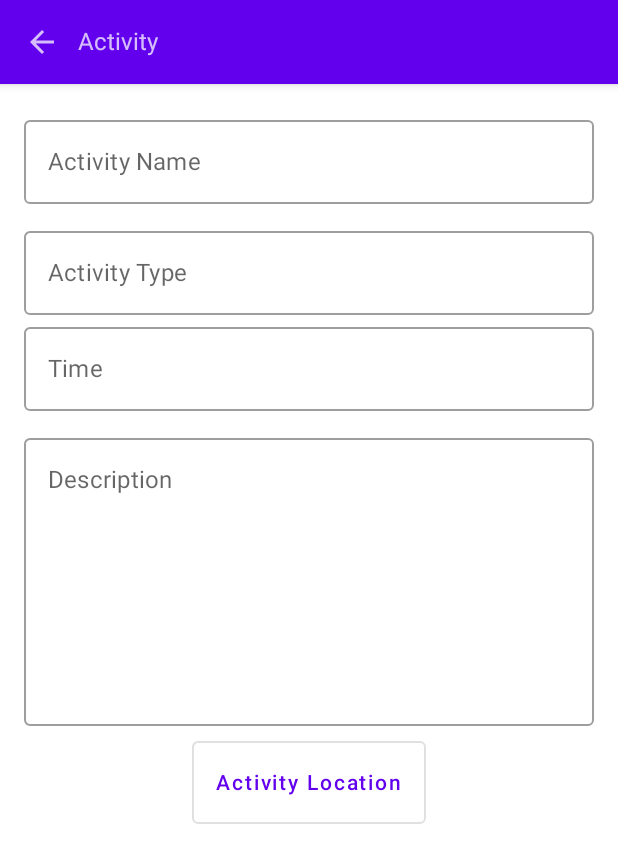
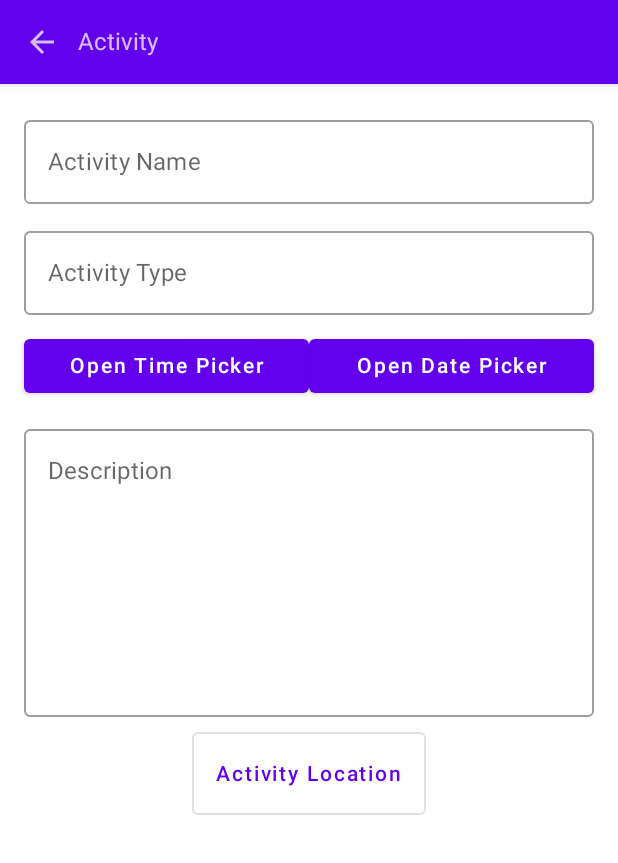
Before and after one commit to Desconden/homework, an Android app built with Jetpack Compose: the Activity screen opened through its navigation route, on a phone screen of 412 x 824 dp. Shown: the top 863 px of the screen. Run offline under Robolectric (Android 15) with nearby library versions, the phone set to English and light mode, and no system bars; our stand-ins replace Room's generated code, accompanist; 5 statements that could not run were skipped.

Commit message:
HW 2 Update

```diff
--- a/app/src/main/java/com/example/homework/data/entity/Activity.kt
+++ b/app/src/main/java/com/example/homework/data/entity/Activity.kt
@@ -12,7 +12,7 @@ data class Activity(
         @ColumnInfo(name = "activity_Category") var activityCategory: String,
         @ColumnInfo(name = "activity_Date") var activityDate: Long,
         @ColumnInfo(name = "activity_Time") var activityTime: String,
-        //@ColumnInfo(name = "activity_TDate") var activityTDate: String,
+        @ColumnInfo(name = "activity_RDate") var activityRDate: String,
         @ColumnInfo(name = "activity_Desc") var activityDesc: String,
         @ColumnInfo(name = "activity_latitude") var activitylatitude: String,
         @ColumnInfo(name = "activitiy_longitude") var activitylongitude: String
--- a/app/src/main/java/com/example/homework/data/room/ActivityDao.kt
+++ b/app/src/main/java/com/example/homework/data/room/ActivityDao.kt
@@ -20,6 +20,6 @@ abstract class ActivityDao {
     abstract suspend fun deleteAllActivity()
 
     @Query("SELECT * FROM ACTIVITY LIMIT 15")
-    abstract suspend fun getAllActivity(): kotlinx.coroutines.flow.Flow<List<Activity>>
+    abstract fun getAllActivity(): kotlinx.coroutines.flow.Flow<List<Activity>>
 
 }
--- a/app/src/main/java/com/example/homework/data/room/HWDatabase.kt
+++ b/app/src/main/java/com/example/homework/data/room/HWDatabase.kt
@@ -7,7 +7,7 @@ import com.example.homework.data.entity.User
 
 @Database(
     entities = [User::class, Activity::class],
-    version = 4,
+    version = 5,
     exportSchema = false
 )
 abstract class App : RoomDatabase() {
--- a/app/src/main/java/com/example/homework/ui/HomeworkApp.kt
+++ b/app/src/main/java/com/example/homework/ui/HomeworkApp.kt
@@ -38,10 +38,14 @@ fun HomeworkApp(
         composable("map"){
             ActivityLocationMap(navController = appState.navController)
         }
-        composable(route = "update/{Id}",
+        composable(route = "update/{Id}/{title}/{category}/{desc}",
         ){
             val activityId = it.arguments?.getString("Id")
-            Update(onBackPress = appState::navigateBack, navController = appState.navController, activityId = activityId)
+            val title = it.arguments?.getString("title")
+            val cat = it.arguments?.getString("category")
+            val desc = it.arguments?.getString("desc")
+            Update(onBackPress = appState::navigateBack, navController = appState.navController,
+                activityId = activityId, title = title, activityCat = cat, activityDesc = desc)
         }
         composable("HomeMap"){
             HomeMap(onBackPress = appState::navigateBack)
--- a/app/src/main/java/com/example/homework/ui/activity/Activity.kt
+++ b/app/src/main/java/com/example/homework/ui/activity/Activity.kt
@@ -1,5 +1,9 @@
 package com.example.homework.ui.activity
 
+import android.app.DatePickerDialog
+import android.app.TimePickerDialog
+import android.widget.DatePicker
+import androidx.activity.ComponentActivity
 import androidx.compose.foundation.layout.*
 import androidx.compose.foundation.text.KeyboardOptions
 import androidx.compose.material.*
@@ -9,6 +13,7 @@ import androidx.compose.runtime.*
 import androidx.compose.runtime.saveable.rememberSaveable
 import androidx.compose.ui.Alignment
 import androidx.compose.ui.Modifier
+import androidx.compose.ui.platform.LocalContext
 import androidx.compose.ui.text.input.KeyboardType
 import androidx.compose.ui.unit.dp
 import androidx.lifecycle.viewmodel.compose.viewModel
@@ -24,12 +29,41 @@ fun Activity(
     viewModel: ActivityViewModel = viewModel(),
     navController: NavController
 ) {
+    var flag1 = 1
+    var flag2 = 1
+    val localContext = LocalContext.current as ComponentActivity
     val coroutineScope = rememberCoroutineScope()
     val name = rememberSaveable { mutableStateOf("") }
     val type = rememberSaveable { mutableStateOf("") }
     val description = rememberSaveable { mutableStateOf("") }
-    val time = rememberSaveable { mutableStateOf("") }
+    val calendar = Calendar.getInstance()
+    val hour = calendar[Calendar.HOUR_OF_DAY]
+    val minute = calendar[Calendar.MINUTE]
 
+    val timePicked = rememberSaveable { mutableStateOf("") }
+    val timePickerDialog = TimePickerDialog(
+        localContext,
+        {_, hour : Int, minute: Int ->
+            timePicked.value = "$hour:$minute"
+        }, hour, minute, false
+    )
+    val year: Int
+    val month: Int
+    val day: Int
+
+    val cal = Calendar.getInstance()
+    year = cal.get(Calendar.YEAR)
+    month = cal.get(Calendar.MONTH)
+    day = cal.get(Calendar.DAY_OF_MONTH)
+    cal.time = Date()
+
+    val date = rememberSaveable { mutableStateOf("") }
+    val datePickerDialog = DatePickerDialog(
+        localContext,
+        { _: DatePicker, year: Int, month: Int, dayOfMonth: Int ->
+            date.value = "$dayOfMonth/$month/$year"
+        }, year, month, day
+    )
     val latLng = navController
         .currentBackStackEntry
         ?.savedStateHandle
@@ -77,16 +111,46 @@ fun Activity(
                         keyboardType = KeyboardType.Text
                     )
                 )
-                OutlinedTextField(
-                    value = time.value,
-                    onValueChange = { data -> time.value = data },
-                    label = { Text("Time") },
-                    modifier = Modifier
-                        .fillMaxWidth(),
-                    keyboardOptions = KeyboardOptions(
-                        keyboardType = KeyboardType.Text
-                    )
-                )
+                //time picker
+                Spacer(modifier = Modifier.height(10.dp))
+                Row(
+                    modifier = Modifier.fillMaxWidth()
+                ) {
+                    if(flag1 == 1) {
+                        Button(
+                            modifier = Modifier.fillMaxWidth(0.5f),
+                            onClick = {
+                                flag1 = 0
+                                timePickerDialog.show()
+                            }) {
+                            Text(text = "Open Time Picker")
+                        }
+                    }
+                    else {
+                        Text(
+                            text = timePicked.value,
+                            modifier = Modifier.fillMaxWidth(0.5f)
+                        )
+                    }
+
+                    if(flag2 == 1) {
+                        // date picker
+                        Button(
+                            modifier = Modifier.fillMaxWidth(),
+                            onClick = {
+                                flag2 = 0
+                                datePickerDialog.show()
+                            }) {
+                            Text(text = "Open Date Picker")
+                        }
+                    }
+                    else {
+                        Text(
+                            text = date.value,
+                            modifier = Modifier.fillMaxWidth(0.5f)
+                        )
+                    }
+                }
                 Spacer(modifier = Modifier.height(10.dp))
                 OutlinedTextField(
                     value = description.value,
@@ -131,10 +195,10 @@ fun Activity(
                                             activityDesc = description.value,
                                             activityCategory = type.value,
                                             activityDate = Date().time,
-                                            activityTime = time.value,
+                                            activityTime = timePicked.value,
                                             activitylatitude = lat,
-                                            activitylongitude = lon
-
+                                            activitylongitude = lon,
+                                            activityRDate = date.value
                                         )
                                     )
                                 }
@@ -156,9 +220,10 @@ fun Activity(
                                             activityDesc = description.value,
                                             activityCategory = type.value,
                                             activityDate = Date().time,
-                                            activityTime = time.value,
+                                            activityTime = timePicked.value,
                                             activitylatitude = lat,
-                                            activitylongitude = lon
+                                            activitylongitude = lon,
+                                            activityRDate = date.value
                                         )
                                     )
                                 }
```
Also changed, not shown: app/src/main/java/com/example/homework/ui/home/HomeActivity/HomeActivity.kt (+30 -18 lines), app/src/main/java/com/example/homework/ui/maps/HomeMap.kt (+12 -12 lines), app/src/main/java/com/example/homework/ui/update/Update.kt (+32 -23 lines).
